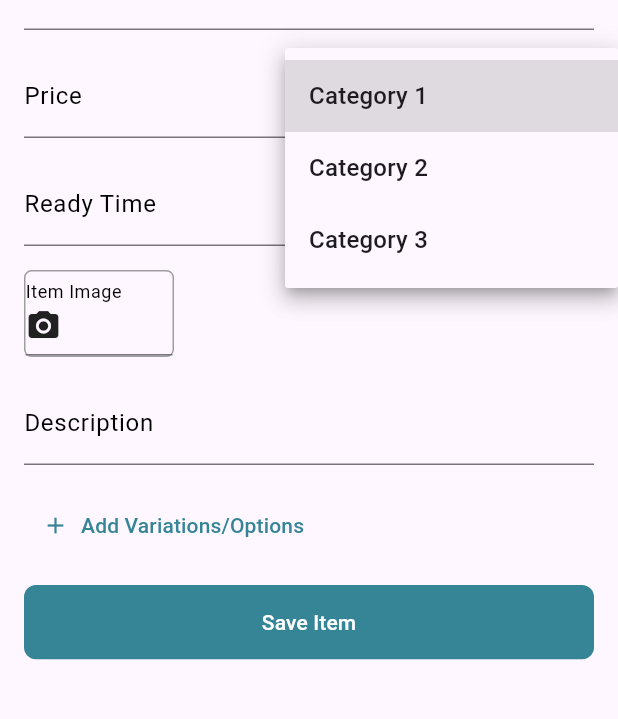
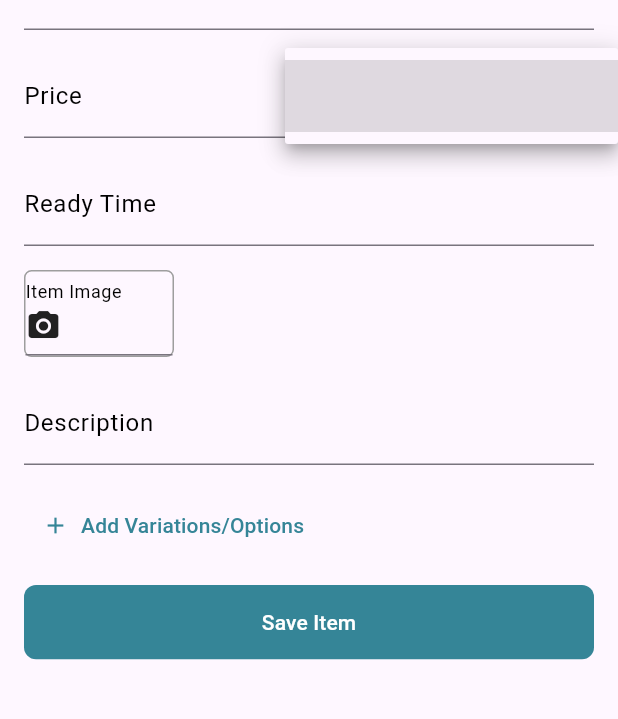
Before and after one commit to ED209Repo/APVendor, a Flutter app: the AddItemsScreen screen opened directly, after a tap on "Item Category", on a phone screen of 412 x 824 dp, the part 264-983 px from its top. Run offline on Flutter 3.47's test engine with Material 3 defaults, Android fonts, the phone set to English and light mode, and no system bars; our stand-ins replace cool_alert, country_picker, expansion_tile_card, fl_chart, flashy_tab_bar2, flutter_swipe_action_cell and 6 more; accounts and stored records are empty; generated files the repository leaves out were written again; network calls fail.

Commit message:
add category
add cateogry api call

```diff
--- a/lib/Add_Items.dart
+++ b/lib/Add_Items.dart
@@ -5,7 +5,8 @@ import 'package:flutter_gen/gen_l10n/app_localizations.dart';
 
 class AddItemsScreen extends StatefulWidget {
   final Color themeColor;
-  AddItemsScreen({required this.themeColor});
+  final String categoryName;
+  AddItemsScreen({required this.themeColor, required this.categoryName});
 
   @override
   _AddItemsScreenState createState() => _AddItemsScreenState();
@@ -60,7 +61,7 @@ class _AddItemsScreenState extends State<AddItemsScreen> {
             Expanded(
               child: TabBarView(
                 children: [
-                  AddItemsTab(categoryName: 'Category 1', selectedTime: selectedTime, themeColor: widget.themeColor),
+                  AddItemsTab(categoryName: widget.categoryName, selectedTime: selectedTime, themeColor: widget.themeColor),
                   AddOnsTab(themeColor: widget.themeColor),
                 ],
               ),
@@ -169,7 +170,7 @@ class _AddItemsTabState extends State<AddItemsTab> {
                 SizedBox(width: 16),
                 Expanded(
                   child: DropdownButtonFormField(
-                    items: ['Category 1', 'Category 2', 'Category 3']
+                    items: [widget.categoryName]
                         .map((String category) {
                       return DropdownMenuItem(
                         value: category,
--- a/lib/Add_Restaurant.dart
+++ b/lib/Add_Restaurant.dart
@@ -315,7 +315,7 @@ class _AddRestaurantScreenState extends State<AddRestaurantScreen> {
               onPressed: () {
                 Navigator.push(
                   context,
-                  MaterialPageRoute(builder: (context) => AddItemsScreen(themeColor: AppColors.themeColor2)),
+                  MaterialPageRoute(builder: (context) => AddItemsScreen(themeColor: AppColors.themeColor2, categoryName: '')),
                 );
               },
               icon: Icon(Icons.add),
--- a/lib/MenuScreen.dart
+++ b/lib/MenuScreen.dart
@@ -54,7 +54,7 @@ class _MenuScreenState extends State<MenuScreen> {
             onPressed: () async {
               final result = await Navigator.push(
                 context,
-                MaterialPageRoute(builder: (context) => AddItemsScreen(themeColor: AppColors.themeColor)),
+                MaterialPageRoute(builder: (context) => AddItemsScreen(themeColor: AppColors.themeColor, categoryName: '',)),
               );
               if (result != null && result is ItemData) {
                 setState(() {
--- a/lib/main.dart
+++ b/lib/main.dart
@@ -35,7 +35,7 @@ void main() async {
               Locale('ar'),
             ],
             debugShowCheckedModeBanner: false,
-            home: Splashscreen(),
+            home: HomeScreen(),
           );
         },
       ),
```
Also changed, not shown: lib/AddCategory.dart (+48 -2 lines).
